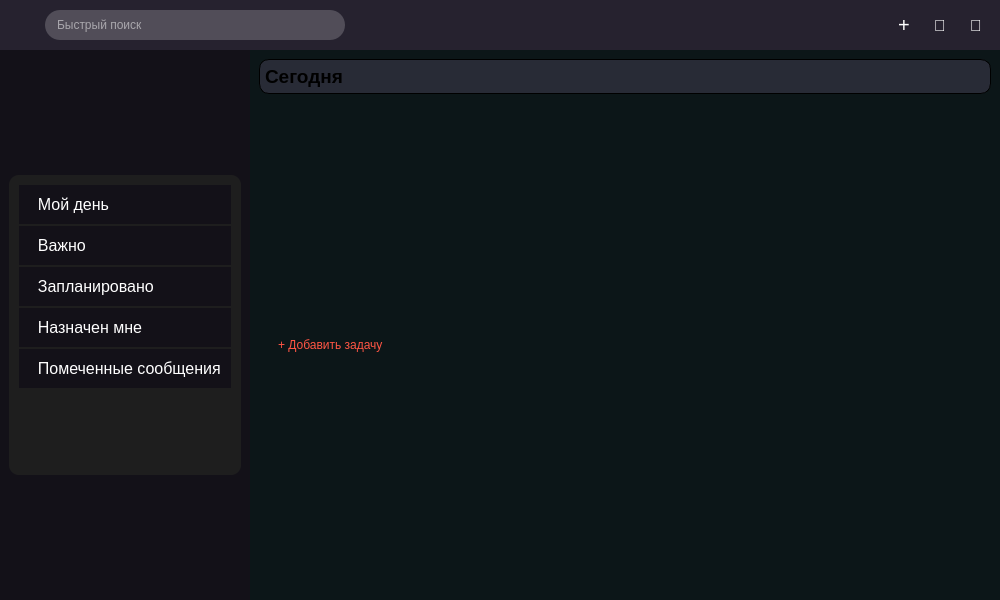
The window that FAK/mainwindow.ui (Teddy-Ro/FAK) describes before a commit, drawn with Qt 5.
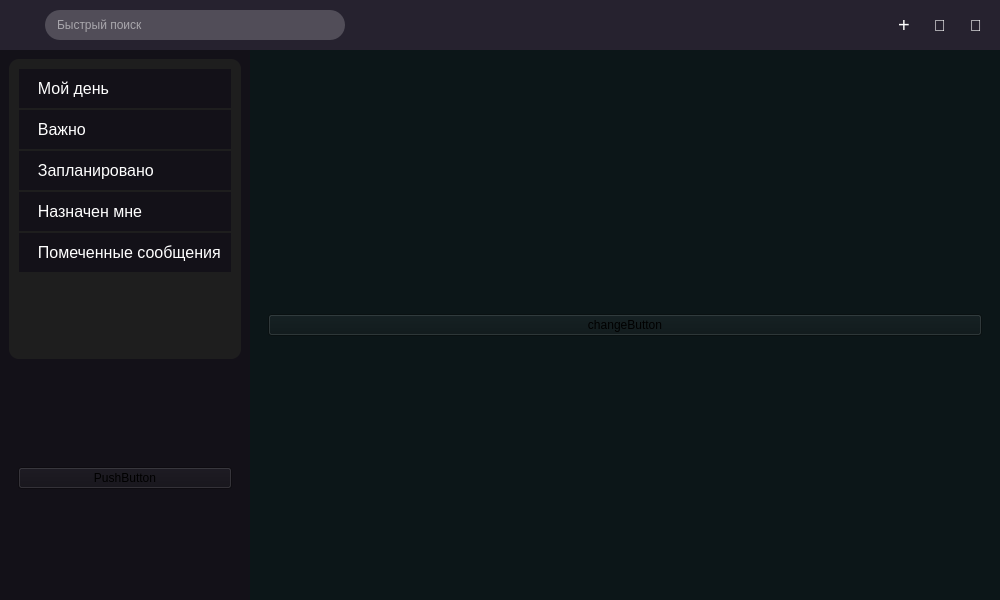
The same window after the commit. Icons and pictures are not drawn.

Patch:
```diff
--- a/FAK/mainwindow.ui
+++ b/FAK/mainwindow.ui
@@ -278,6 +278,8 @@
                 QLabel {
                 color: #888888;
                 font-size: 14px;
+                border-radius: 5px;
+
                 }
 
                 QPushButton {
@@ -285,7 +287,6 @@
                 text-align: left;
                 padding: 10px;
                 color: white;
-                border-radius: 5px;
                 font-size: 16px;
                 background-color: transparent;
                 }
@@ -499,7 +500,21 @@
               </widget>
              </item>
              <item>
-              <layout class="QVBoxLayout" name="verticalLayout_6"/>
+              <layout class="QVBoxLayout" name="verticalLayout_6">
+               <item>
+                <widget class="QWidget" name="widget_2" native="true">
+                 <layout class="QVBoxLayout" name="verticalLayout_4">
+                  <item>
+                   <widget class="QPushButton" name="pushButton">
+                    <property name="text">
+                     <string>PushButton</string>
+                    </property>
+                   </widget>
+                  </item>
+                 </layout>
+                </widget>
+               </item>
+              </layout>
              </item>
             </layout>
            </widget>
@@ -511,89 +526,16 @@
             </property>
             <layout class="QVBoxLayout" name="verticalLayout_3">
              <item>
-              <widget class="QLabel" name="categoryTitle">
-               <property name="minimumSize">
-                <size>
-                 <width>0</width>
-                 <height>35</height>
-                </size>
-               </property>
-               <property name="font">
-                <font>
-                 <pointsize>14</pointsize>
-                 <italic>false</italic>
-                 <bold>true</bold>
-                 <underline>false</underline>
-                 <strikeout>false</strikeout>
-                 <kerning>true</kerning>
-                </font>
-               </property>
-               <property name="styleSheet">
-                <string notr="true">background-color: rgba(103, 89, 122, 80);
-border-radius: 10px;
-border: 1px solid black;
-</string>
-               </property>
-               <property name="text">
-                <string>Сегодня</string>
-               </property>
-              </widget>
-             </item>
-             <item>
-              <widget class="QScrollArea" name="tasksScrollArea">
-               <property name="styleSheet">
-                <string notr="true">border: none;</string>
-               </property>
-               <property name="widgetResizable">
-                <bool>true</bool>
-               </property>
-               <widget class="QWidget" name="scrollAreaWidgetContents">
-                <property name="geometry">
-                 <rect>
-                  <x>0</x>
-                  <y>0</y>
-                  <width>732</width>
-                  <height>491</height>
-                 </rect>
-                </property>
-                <layout class="QVBoxLayout" name="tasksLayout">
-                 <item>
-                  <widget class="QPushButton" name="addTaskButton">
-                   <property name="minimumSize">
-                    <size>
-                     <width>0</width>
-                     <height>40</height>
-                    </size>
-                   </property>
-                   <property name="font">
-                    <font>
-                     <italic>false</italic>
-                     <bold>false</bold>
-                     <underline>false</underline>
-                     <strikeout>false</strikeout>
-                     <kerning>true</kerning>
-                    </font>
-                   </property>
-                   <property name="styleSheet">
-                    <string notr="true">QPushButton {
-    text-align: left;
-    padding-left: 10px;
-    color: #FF5544;
-    border: none;
-    background-color: transparent;
-}
-QPushButton:hover {
-    background-color: #F5F5F5;
-    border-radius: 5px;
-}</string>
-                   </property>
-                   <property name="text">
-                    <string>+ Добавить задачу</string>
-                   </property>
-                  </widget>
-                 </item>
-                </layout>
-               </widget>
+              <widget class="QWidget" name="widget_3" native="true">
+               <layout class="QVBoxLayout" name="verticalLayout_5">
+                <item>
+                 <widget class="QPushButton" name="changeButton">
+                  <property name="text">
+                   <string>changeButton</string>
+                  </property>
+                 </widget>
+                </item>
+               </layout>
               </widget>
              </item>
             </layout>
```
Left out of the diff: 2 changed lines with no effect on the pictures.
